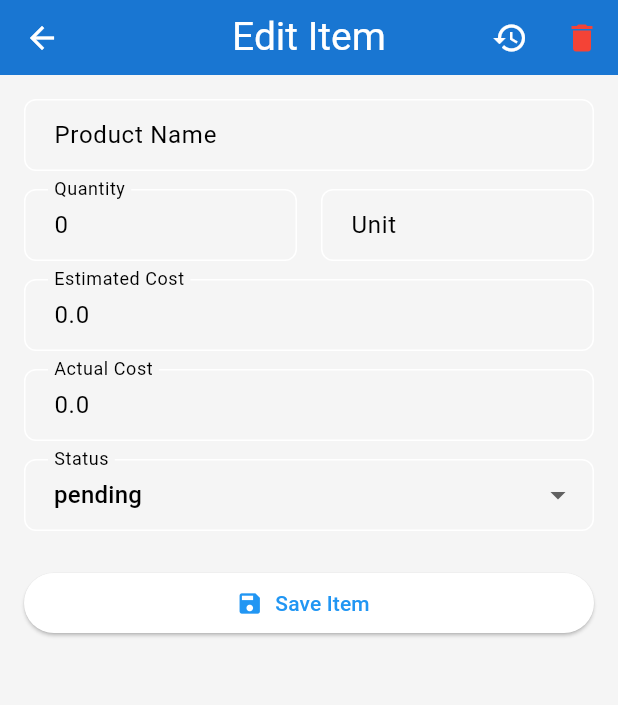
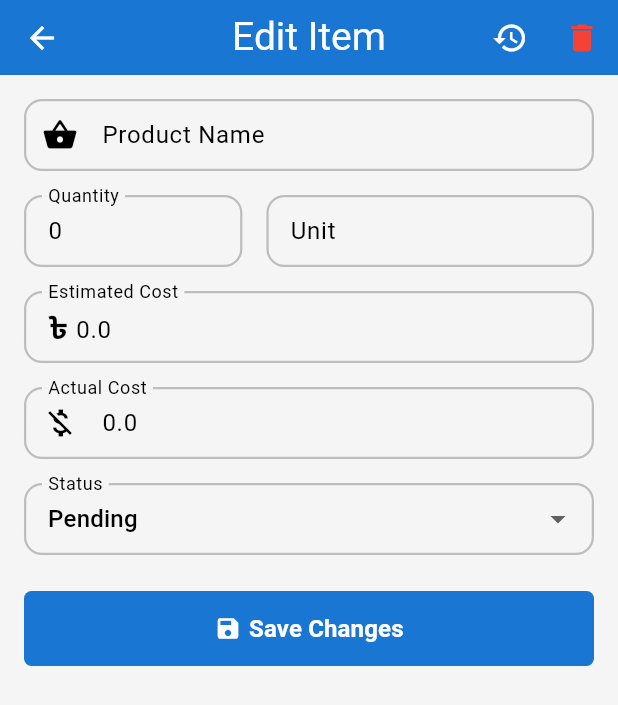
Before and after one commit to tanvirarifsiddiqui/BazarTrack, a Flutter app: the EditOrderItemScreen screen opened directly with empty values, on a phone screen of 412 x 824 dp. Shown: the top 705 px of the screen. Run offline on Flutter 3.47's test engine with Material 3 defaults, Android fonts, the phone set to English and light mode, and no system bars; our stand-ins replace cached_network_image, firebase_core, firebase_messaging, flutter_local_notifications, get, image_picker and 2 more; accounts and stored records are empty; network calls fail.

Commit message:
Update UI for Edit Order Screen.

```diff
--- a/lib/features/finance/assistant_finance_screen.dart
+++ b/lib/features/finance/assistant_finance_screen.dart
@@ -7,7 +7,7 @@
 
 import 'package:flutter/material.dart';
 import 'package:flutter_boilerplate/features/auth/controller/auth_controller.dart';
-import 'package:flutter_boilerplate/util/finance_input_decoration.dart';
+import 'package:flutter_boilerplate/util/input_decoration.dart';
 import 'package:get/get.dart';
 import 'package:intl/intl.dart';
 import '../../util/colors.dart';
--- a/lib/features/finance/owner_finance_screen.dart
+++ b/lib/features/finance/owner_finance_screen.dart
@@ -8,7 +8,7 @@
 import 'package:flutter/material.dart';
 import 'package:flutter_boilerplate/base/custom_finance_tile.dart';
 import 'package:flutter_boilerplate/util/colors.dart';
-import 'package:flutter_boilerplate/util/finance_input_decoration.dart';
+import 'package:flutter_boilerplate/util/input_decoration.dart';
 import 'package:get/get.dart';
 import 'package:intl/intl.dart';
 
--- a/lib/features/orders/components/filter_bar.dart
+++ b/lib/features/orders/components/filter_bar.dart
@@ -1,6 +1,6 @@
 import 'package:flutter/material.dart';
 import 'package:get/get.dart';
-import '../../../util/finance_input_decoration.dart';
+import '../../../util/input_decoration.dart';
 import '../controller/order_controller.dart';
 import '../model/order_status.dart';
 
--- a/lib/features/orders/create_order_screen.dart
+++ b/lib/features/orders/create_order_screen.dart
@@ -4,7 +4,7 @@ import 'package:flutter_boilerplate/base/custom_button.dart';
 import 'package:get/get.dart';
 import 'package:flutter_boilerplate/features/orders/controller/order_controller.dart';
 import 'package:flutter_boilerplate/features/orders/model/order_item.dart';
-import '../../util/finance_input_decoration.dart';
+import '../../util/input_decoration.dart';
 
 class CreateOrderScreen extends StatelessWidget {
   const CreateOrderScreen({super.key});
--- a/lib/features/orders/edit_order_item_screen.dart
+++ b/lib/features/orders/edit_order_item_screen.dart
@@ -1,54 +1,68 @@
-// lib/features/orders/screens/edit_order_item_screen.dart
+import 'package:flutter/cupertino.dart';
+import 'package:flutter/material.dart';
+import 'package:flutter_boilerplate/base/custom_button.dart';
+import 'package:get/get.dart';
 
-import 'package:flutter/material.dart';
 import 'package:flutter_boilerplate/base/custom_app_bar.dart';
-import 'package:get/get.dart';
-import 'package:flutter_boilerplate/features/orders/controller/order_controller.dart';
-import 'package:flutter_boilerplate/features/orders/model/order_item.dart';
-
+import '../../util/input_decoration.dart';
 import '../../helper/route_helper.dart';
+import '../auth/service/auth_service.dart';
 import '../auth/model/role.dart';
-import '../auth/service/auth_service.dart';
+import 'controller/order_controller.dart';
+import 'model/order_item.dart';
 
 class EditOrderItemScreen extends StatefulWidget {
-
   final String orderId;
   final OrderItem item;
 
   const EditOrderItemScreen({
-    super.key,
+    Key? key,
     required this.orderId,
     required this.item,
-  });
+  }) : super(key: key);
 
   @override
   _EditOrderItemScreenState createState() => _EditOrderItemScreenState();
 }
 
 class _EditOrderItemScreenState extends State<EditOrderItemScreen> {
+  final _formKey = GlobalKey<FormState>();
+
+  // Controllers
   late final TextEditingController _productCtrl;
   late final TextEditingController _quantityCtrl;
   late final TextEditingController _unitCtrl;
   late final TextEditingController _estCostCtrl;
   late final TextEditingController _actualCostCtrl;
+
+  // Focus nodes
+  final _productFocus = FocusNode();
+  final _quantityFocus = FocusNode();
+  final _unitFocus = FocusNode();
+  final _estCostFocus = FocusNode();
+  final _actualCostFocus = FocusNode();
+
+  // State
   late OrderItemStatus _status;
+  late bool _isPurchased;
+  bool _saving = false;
 
-  final OrderController _controller = Get.find<OrderController>();
-  bool _saving = false;
-  bool _isPurchased = false;
   bool get _isNew => widget.item.id == null;
+
+  final _controller = Get.find<OrderController>();
+  final _auth       = Get.find<AuthService>();
 
   @override
   void initState() {
     super.initState();
-    final orderItem = widget.item;
-    _isPurchased = orderItem.status == OrderItemStatus.purchased;
-    _productCtrl   = TextEditingController(text: orderItem.productName);
-    _quantityCtrl  = TextEditingController(text: orderItem.quantity.toString());
-    _unitCtrl      = TextEditingController(text: orderItem.unit);
-    _estCostCtrl   = TextEditingController(text: orderItem.estimatedCost?.toString() ?? '');
-    _actualCostCtrl  = TextEditingController(text: orderItem.actualCost?.toString() ?? '');
-    _status        = orderItem.status;
+    final itm = widget.item;
+    _isPurchased   = itm.status == OrderItemStatus.purchased;
+    _status        = itm.status;
+    _productCtrl   = TextEditingController(text: itm.productName);
+    _quantityCtrl  = TextEditingController(text: itm.quantity.toString());
+    _unitCtrl      = TextEditingController(text: itm.unit);
+    _estCostCtrl   = TextEditingController(text: itm.estimatedCost?.toString() ?? '');
+    _actualCostCtrl= TextEditingController(text: itm.actualCost?.toString() ?? '');
   }
 
   @override
@@ -58,66 +72,72 @@ class _EditOrderItemScreenState extends State<EditOrderItemScreen> {
     _unitCtrl.dispose();
     _estCostCtrl.dispose();
     _actualCostCtrl.dispose();
+    _productFocus.dispose();
+    _quantityFocus.dispose();
+    _unitFocus.dispose();
+    _estCostFocus.dispose();
+    _actualCostFocus.dispose();
     super.dispose();
   }
 
   Future<void> _save() async {
+    if (!_formKey.currentState!.validate()) return;
+
     setState(() => _saving = true);
 
-    final qty = int.tryParse(_quantityCtrl.text.trim()) ?? widget.item.quantity;
-    final est = double.tryParse(_estCostCtrl.text.trim());
-    final actualCost = double.tryParse(_actualCostCtrl.text.trim());
+    final qty    = int.tryParse(_quantityCtrl.text.trim()) ?? widget.item.quantity;
+    final est    = double.tryParse(_estCostCtrl.text.trim());
+    final actual = double.tryParse(_actualCostCtrl.text.trim());
 
-    // Build a copy with new values
     final updated = widget.item.copyWith(
-      orderId: _isNew ? int.parse(widget.orderId) : widget.item.orderId,
-      productName:   _productCtrl.text.trim(),
-      quantity:      qty,
-      unit:          _unitCtrl.text.trim(),
+      orderId:      int.parse(widget.orderId),
+      productName:  _productCtrl.text.trim(),
+      quantity:     qty,
+      unit:         _unitCtrl.text.trim(),
       estimatedCost: est,
-      actualCost: actualCost,
+      actualCost:    actual,
       status:        _status,
-      // For new items, assign the correct orderId
-      // orderId:       _isNew ? int.parse(widget.orderId) : widget.item.orderId,
     );
 
     try {
       if (_isNew) {
-        // CREATE
-        final created =
-        await _controller.createOrderItem(updated);
+        final created = await _controller.createOrderItem(updated);
         Get.back(result: created);
       } else {
-        // UPDATE
         await _controller.updateOrderItem(updated, _isPurchased);
         Get.back(result: updated);
       }
     } catch (e) {
-      Get.snackbar('Error', 'Could not save item: $e');
+      Get.snackbar('Error', 'Could not save item: $e',
+          snackPosition: SnackPosition.BOTTOM);
     } finally {
       if (mounted) setState(() => _saving = false);
     }
   }
 
-  Future<void> _confirmAndDelete() async {
-    final shouldDelete = await showDialog<bool>(
+  Future<void> _confirmDelete() async {
+    final ok = await showDialog<bool>(
       context: context,
       builder: (_) => AlertDialog(
-        title: Text('Delete Item?'),
-        content: Text('Are you sure you want to delete this item?'),
+        title: const Text('Delete Item?'),
+        content: const Text('Are you sure you want to delete this item?'),
         actions: [
-          TextButton(onPressed: () => Navigator.pop(context, false), child: Text('Cancel')),
-          TextButton(onPressed: () => Navigator.pop(context, true),  child: Text('Delete', style: TextStyle(color: Colors.red))),
+          TextButton(onPressed: () => Get.back(result: false), child: const Text('Cancel')),
+          TextButton(
+            onPressed: () => Get.back(result: true),
+            child: const Text('Delete', style: TextStyle(color: Colors.red)),
+          ),
         ],
       ),
     );
 
-    if (shouldDelete != true) return;
+    if (ok != true) return;
 
     try {
       await _controller.deleteOrderItem(widget.item);
-      Get.back(); // pop the edit screen
-      Get.snackbar('Deleted', 'Item has been removed', snackPosition: SnackPosition.BOTTOM);
+      Get.back(); // pop edit screen
+      Get.snackbar('Deleted', 'Item removed',
+          snackPosition: SnackPosition.BOTTOM);
     } catch (e) {
       Get.snackbar('Error', e.toString(), snackPosition: SnackPosition.BOTTOM);
     }
@@ -125,8 +145,7 @@ class _EditOrderItemScreenState extends State<EditOrderItemScreen> {
 
   @override
   Widget build(BuildContext context) {
-    final auth = Get.find<AuthService>();
-    final isAssistant = auth.currentUser?.role == UserRole.assistant;
+    final isAssistant = _auth.currentUser?.role == UserRole.assistant;
 
     return Scaffold(
       appBar: CustomAppBar(
@@ -134,88 +153,177 @@ class _EditOrderItemScreenState extends State<EditOrderItemScreen> {
         actions: [
           IconButton(
             icon: const Icon(Icons.history),
-            tooltip: 'View Audit Trail',
+            tooltip: 'Audit Trail',
             onPressed: () {
-              Get.toNamed(RouteHelper.getEntityHistoryRoute('Order_item', widget.item.id.toString()));
+              Get.toNamed(
+                RouteHelper.getEntityHistoryRoute(
+                  'Order_item', widget.item.id.toString(),
+                ),
+              );
             },
           ),
-          if(!_isNew && !_isPurchased)IconButton(onPressed: (){
-            _confirmAndDelete();
-          }, icon: Icon(Icons.delete, color: Colors.red,))
+          if (!_isNew && !_isPurchased)
+            IconButton(
+              icon: const Icon(Icons.delete, color: Colors.red),
+              tooltip: 'Delete Item',
+              onPressed: _confirmDelete,
+            ),
         ],
       ),
       body: SafeArea(
-        child: Padding(
+        child: SingleChildScrollView(
           padding: const EdgeInsets.all(16),
-          child: ListView(
+          child: Form(
+            key: _formKey,
+            child: Column(
+              crossAxisAlignment: CrossAxisAlignment.stretch,
               children: [
+                // PRODUCT NAME
                 TextFormField(
                   controller: _productCtrl,
-                decoration: const InputDecoration(labelText: 'Product Name'),
+                  focusNode: _productFocus,
+                  textInputAction: TextInputAction.next,
+                  decoration: AppInputDecorations.generalInputDecoration(
+                    label: 'Product Name',
+                    prefixIcon: Icons.shopping_basket,
                   ),
-              const SizedBox(height: 12),
+                  validator: (v) =>
+                  v == null || v.trim().isEmpty ? 'Required' : null,
+                  onFieldSubmitted: (_) =>
+                      FocusScope.of(context).requestFocus(_quantityFocus),
+                ),
+
+                const SizedBox(height: 16),
+
+                // QUANTITY & UNIT
                 Row(
                   children: [
                     Expanded(
+                      flex: 2,
                       child: TextFormField(
                         controller: _quantityCtrl,
-                      decoration: const InputDecoration(labelText: 'Quantity'),
+                        focusNode: _quantityFocus,
+                        textInputAction: TextInputAction.next,
                         keyboardType: TextInputType.number,
+                        decoration: AppInputDecorations.generalInputDecoration(
+                          label: 'Quantity',
+                        ),
+                        validator: (v) {
+                          final n = int.tryParse(v ?? '');
+                          return n == null || n <= 0
+                              ? 'Enter a valid number'
+                              : null;
+                        },
+                        onFieldSubmitted: (_) =>
+                            FocusScope.of(context).requestFocus(_unitFocus),
                       ),
                     ),
                     const SizedBox(width: 16),
                     Expanded(
+                      flex: 3,
                       child: TextFormField(
                         controller: _unitCtrl,
-                      decoration: const InputDecoration(labelText: 'Unit'),
+                        focusNode: _unitFocus,
+                        textInputAction: TextInputAction.next,
+                        decoration: AppInputDecorations.generalInputDecoration(
+                          label: 'Unit',
+                        ),
+                        validator: (v) =>
+                        v == null || v.trim().isEmpty ? 'Required' : null,
+                        onFieldSubmitted: (_) =>
+                            FocusScope.of(context).requestFocus(_estCostFocus),
                       ),
                     ),
                   ],
                 ),
-              const SizedBox(height: 12),
+
+                const SizedBox(height: 16),
+
+                // ESTIMATED COST
                 TextFormField(
                   controller: _estCostCtrl,
-                decoration: const InputDecoration(labelText: 'Estimated Cost'),
-                keyboardType: TextInputType.numberWithOptions(decimal: true),
+                  focusNode: _estCostFocus,
+                  textInputAction:
+                  isAssistant ? TextInputAction.next : TextInputAction.done,
+                  keyboardType:
+                  const TextInputType.numberWithOptions(decimal: true),
+                  decoration: AppInputDecorations.generalInputDecoration(
+                    label: 'Estimated Cost',
+                    prefixText: '৳ ',
                   ),
-              const SizedBox(height: 12),
-              if(isAssistant && !_isPurchased)...[
+                  validator: (v) {
+                    final c = double.tryParse(v ?? '');
+                    return (c == null || c < 0)
+                        ? 'Invalid cost'
+                        : null;
+                  },
+                  onFieldSubmitted: (_) {
+                    if (isAssistant && !_isPurchased) {
+                      FocusScope.of(context).requestFocus(_actualCostFocus);
+                    }
+                  },
+                ),
+
+                const SizedBox(height: 16),
+
+                // ACTUAL COST (Assistant only, if not purchased)
+                if (isAssistant && !_isPurchased) ...[
                   TextFormField(
                     controller: _actualCostCtrl,
-                  decoration: const InputDecoration(labelText: 'Actual Cost'),
-                  keyboardType: TextInputType.numberWithOptions(decimal: true),
+                    focusNode: _actualCostFocus,
+                    textInputAction: TextInputAction.done,
+                    keyboardType:
+                    const TextInputType.numberWithOptions(decimal: true),
+                    decoration: AppInputDecorations.generalInputDecoration(
+                      label: 'Actual Cost',
+                      prefixIcon: Icons.money_off,
                     ),
-                const SizedBox(height: 12),
+                    validator: (v) {
+                      final c = double.tryParse(v ?? '');
+                      return (c == null || c < 0)
+                          ? 'Invalid cost'
+                          : null;
+                    },
+                  ),
+                  const SizedBox(height: 16),
                 ],
-              if(!_isPurchased)DropdownButtonFormField<OrderItemStatus>(
+
+                // STATUS DROPDOWN
+                if (!_isPurchased)
+                  DropdownButtonFormField<OrderItemStatus>(
                     value: _status,
-                decoration: const InputDecoration(labelText: 'Status'),
-                items: OrderItemStatus.values
-                    .map((status) => DropdownMenuItem(
-                  value: status,
-                  child: Text(status.toApi()),
-                ))
-                    .toList(),
+                    decoration: AppInputDecorations.generalInputDecoration(
+                      label: 'Status',
+                    ),
+                    items: OrderItemStatus.values.map((s) {
+                      final label = s
+                          .toString()
+                          .split('.')
+                          .last
+                          .capitalizeFirst!;
+                      return DropdownMenuItem(
+                        value: s,
+                        child: Text(label),
+                      );
+                    }).toList(),
                     onChanged: (v) {
                       if (v != null) setState(() => _status = v);
                     },
                   ),
+
                 const SizedBox(height: 24),
-              ElevatedButton.icon(
-                icon: _saving
-                    ? const SizedBox(
-                  width: 16,
-                  height: 16,
-                  child: CircularProgressIndicator(strokeWidth: 2),
-                )
-                    : const Icon(Icons.save),
-                label: Text(_isNew ? 'Add Item' : 'Save Item'),
+
+                // SAVE BUTTON
+                CustomButton(
+                  icon: Icons.save,
+                  buttonText: _isNew ? 'Add Item' : 'Save Changes',
                   onPressed: _saving ? null : _save,
                 ),
               ],
             ),
           ),
         ),
+      ),
     );
   }
 }
--- a/lib/features/orders/order_detail_screen.dart
+++ b/lib/features/orders/order_detail_screen.dart
@@ -1,4 +1,3 @@
-// File: lib/features/orders/screens/order_detail_screen.dart
 import 'package:flutter/material.dart';
 import 'package:flutter_boilerplate/base/custom_app_bar.dart';
 import 'package:flutter_boilerplate/base/custom_button.dart';
--- a/lib/util/finance_input_decoration.dart
+++ b/lib/util/input_decoration.dart
@@ -5,12 +5,14 @@ class AppInputDecorations {
   static InputDecoration generalInputDecoration({
     required String label,
     String? hint,
-    IconData? prefixIcon,
+    IconData? prefixIcon, String? prefixText,
   }) {
     return InputDecoration(
       labelText: label,
       hintText: hint,
       prefixIcon: prefixIcon != null ? Icon(prefixIcon) : null,
+      prefixText: prefixText,
+      prefixStyle: TextStyle(fontWeight: FontWeight.bold, fontSize: 20),
       border: OutlineInputBorder(
         borderRadius: BorderRadius.circular(12),
       ),
```
Lines whose indentation alone changed are shown as unchanged.
